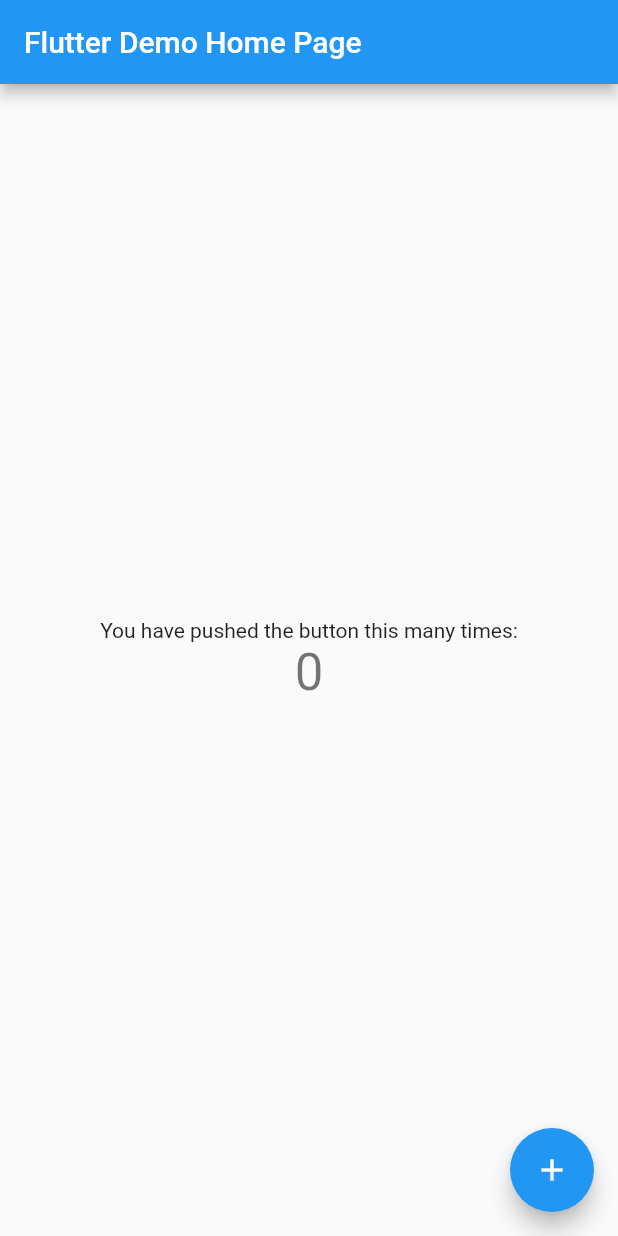
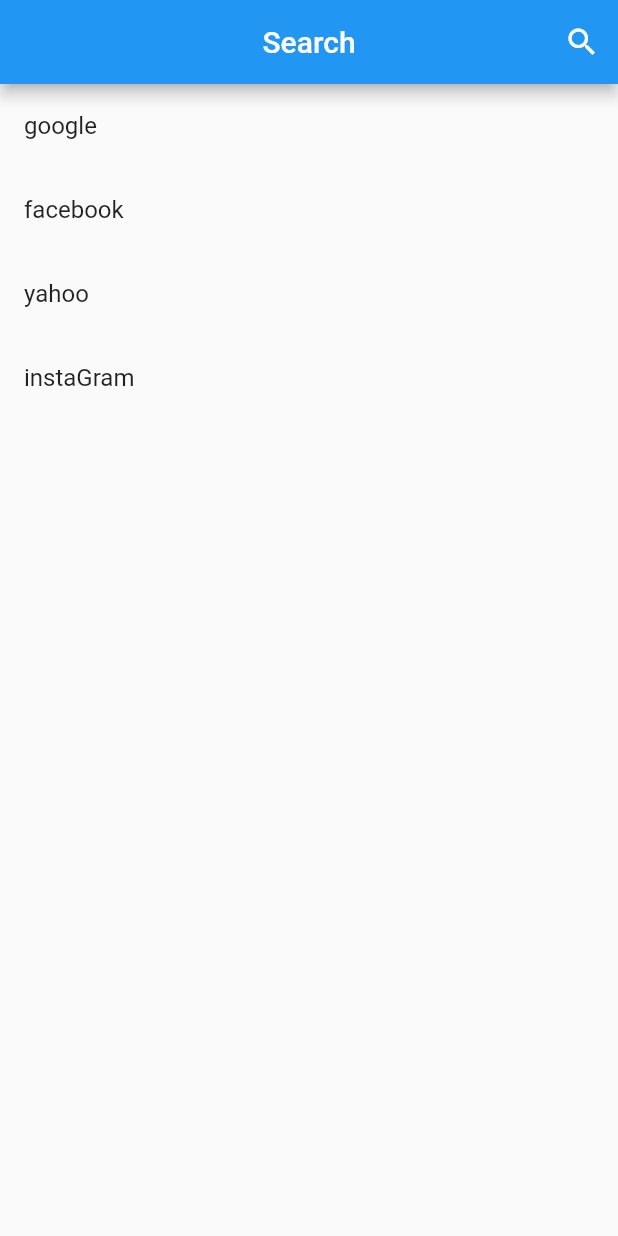
Before and after one commit to tohin222/flutter_all_in_one, a Flutter app: the screen it shows after launch, on a phone screen of 412 x 824 dp. Run offline on Flutter 3.47's test engine with Material 2 defaults, Android fonts, the phone set to English and light mode, and no system bars.

Commit message:
just simple search page added

```diff
--- /dev/null
+++ b/lib/just_search/search_page.dart
@@ -0,0 +1,131 @@
+import 'package:flutter/material.dart';
+
+class SearchPage extends StatefulWidget {
+  @override
+  _SearchPageState createState() => _SearchPageState();
+}
+
+class _SearchPageState extends State<SearchPage> {
+
+  Widget appTitle = Text('Search',style: TextStyle(color: Colors.white),);
+  Icon actionIcon = Icon(Icons.search,color: Colors.white,);
+  final TextEditingController _searchController = TextEditingController();
+  final _formKey = GlobalKey<FormState>();
+  String _searchingText = '';
+  bool _isSearching;
+  List<String> _list;
+
+@override
+  void initState() {
+    // TODO: implement initState
+    super.initState();
+    _isSearching = false;
+    initData();
+  }
+
+  void initData(){
+    _list = List();
+    _list.add('google');
+    _list.add('facebook');
+    _list.add('yahoo');
+    _list.add('instaGram');
+  }
+  _SearchPageState(){
+  _searchController.addListener((){
+    if(_searchController.text.isEmpty){
+     setState(() {
+       _isSearching = false;
+       _searchingText = '';
+     });
+    }
+    else{
+     setState(() {
+       _isSearching = true;
+       _searchingText = _searchController.text;
+     });
+    }
+  });
+  }
+  @override
+  Widget build(BuildContext context) {
+    return Scaffold(
+      key: _formKey,
+      appBar: myBuildBar(context),
+      body: ListView(
+        children: _isSearching ? _buildListItem() : _buildItem(),
+      ),
+
+    );
+  }
+
+  Widget myBuildBar(BuildContext context){
+    return AppBar(
+      centerTitle: true,
+      title: appTitle,
+      actions: <Widget>[
+        IconButton(icon: actionIcon, onPressed: (){
+          setState(() {
+            if(this.actionIcon.icon == Icons.search){
+              this.appTitle = TextFormField(
+                controller: _searchController,
+                decoration: InputDecoration(
+                  hintText: 'Type your Name'
+                ),
+              );
+              this.actionIcon = Icon(Icons.clear);
+              _handleStart();
+            }
+            else{
+              _handleEnd();
+            }
+          });
+        })
+      ],
+    );
+
+  }
+  void _handleStart(){
+    setState(() {
+      _isSearching = true;
+    });
+  }
+  void _handleEnd(){
+    setState(() {
+      this.appTitle = Text('Search');
+      this.actionIcon= Icon(Icons.search);
+      _isSearching = false;
+      _searchController.clear();
+    });
+  }
+List<MyItem> _buildItem(){
+  return _list.map((contact)=> MyItem(contact)).toList();
+}
+List<MyItem> _buildListItem(){
+  if (_searchingText.isEmpty) {
+    return _list.map((contact) => new MyItem(contact))
+        .toList();
+  }
+  else {
+    List<String> _searchList = List();
+    for (int i = 0; i < _list.length; i++) {
+      String  name = _list.elementAt(i);
+      if (name.toLowerCase().contains(_searchingText.toLowerCase())) {
+        _searchList.add(name);
+      }
+    }
+    return _searchList.map((contact) => new MyItem(contact))
+        .toList();
+  }
+}
+}
+
+class MyItem extends StatelessWidget {
+  final String name;
+  MyItem(this.name);
+  @override
+  Widget build(BuildContext context) {
+    return ListTile(
+      title: Text(name),
+    );
+  }
+}
--- a/lib/main.dart
+++ b/lib/main.dart
@@ -1,5 +1,5 @@
 import 'package:flutter/material.dart';
-
+import 'just_search/search_page.dart';
 void main() => runApp(MyApp());
 
 class MyApp extends StatelessWidget {
@@ -9,103 +9,9 @@ class MyApp extends StatelessWidget {
     return MaterialApp(
       title: 'Flutter Demo',
       theme: ThemeData(
-        // This is the theme of your application.
-        //
-        // Try running your application with "flutter run". You'll see the
-        // application has a blue toolbar. Then, without quitting the app, try
-        // changing the primarySwatch below to Colors.green and then invoke
-        // "hot reload" (press "r" in the console where you ran "flutter run",
-        // or simply save your changes to "hot reload" in a Flutter IDE).
-        // Notice that the counter didn't reset back to zero; the application
-        // is not restarted.
         primarySwatch: Colors.blue,
       ),
-      home: MyHomePage(title: 'Flutter Demo Home Page'),
+      home: SearchPage(),
     );
   }
 }
-
-class MyHomePage extends StatefulWidget {
-  MyHomePage({Key key, this.title}) : super(key: key);
-
-  // This widget is the home page of your application. It is stateful, meaning
-  // that it has a State object (defined below) that contains fields that affect
-  // how it looks.
-
-  // This class is the configuration for the state. It holds the values (in this
-  // case the title) provided by the parent (in this case the App widget) and
-  // used by the build method of the State. Fields in a Widget subclass are
-  // always marked "final".
-
-  final String title;
-
-  @override
-  _MyHomePageState createState() => _MyHomePageState();
-}
-
-class _MyHomePageState extends State<MyHomePage> {
-  int _counter = 0;
-
-  void _incrementCounter() {
-    setState(() {
-      // This call to setState tells the Flutter framework that something has
-      // changed in this State, which causes it to rerun the build method below
-      // so that the display can reflect the updated values. If we changed
-      // _counter without calling setState(), then the build method would not be
-      // called again, and so nothing would appear to happen.
-      _counter++;
-    });
-  }
-
-  @override
-  Widget build(BuildContext context) {
-    // This method is rerun every time setState is called, for instance as done
-    // by the _incrementCounter method above.
-    //
-    // The Flutter framework has been optimized to make rerunning build methods
-    // fast, so that you can just rebuild anything that needs updating rather
-    // than having to individually change instances of widgets.
-    return Scaffold(
-      appBar: AppBar(
-        // Here we take the value from the MyHomePage object that was created by
-        // the App.build method, and use it to set our appbar title.
-        title: Text(widget.title),
-      ),
-      body: Center(
-        // Center is a layout widget. It takes a single child and positions it
-        // in the middle of the parent.
-        child: Column(
-          // Column is also a layout widget. It takes a list of children and
-          // arranges them vertically. By default, it sizes itself to fit its
-          // children horizontally, and tries to be as tall as its parent.
-          //
-          // Invoke "debug painting" (press "p" in the console, choose the
-          // "Toggle Debug Paint" action from the Flutter Inspector in Android
-          // Studio, or the "Toggle Debug Paint" command in Visual Studio Code)
-          // to see the wireframe for each widget.
-          //
-          // Column has various properties to control how it sizes itself and
-          // how it positions its children. Here we use mainAxisAlignment to
-          // center the children vertically; the main axis here is the vertical
-          // axis because Columns are vertical (the cross axis would be
-          // horizontal).
-          mainAxisAlignment: MainAxisAlignment.center,
-          children: <Widget>[
-            Text(
-              'You have pushed the button this many times:',
-            ),
-            Text(
-              '$_counter',
-              style: Theme.of(context).textTheme.display1,
-            ),
-          ],
-        ),
-      ),
-      floatingActionButton: FloatingActionButton(
-        onPressed: _incrementCounter,
-        tooltip: 'Increment',
-        child: Icon(Icons.add),
-      ), // This trailing comma makes auto-formatting nicer for build methods.
-    );
-  }
-}
```
